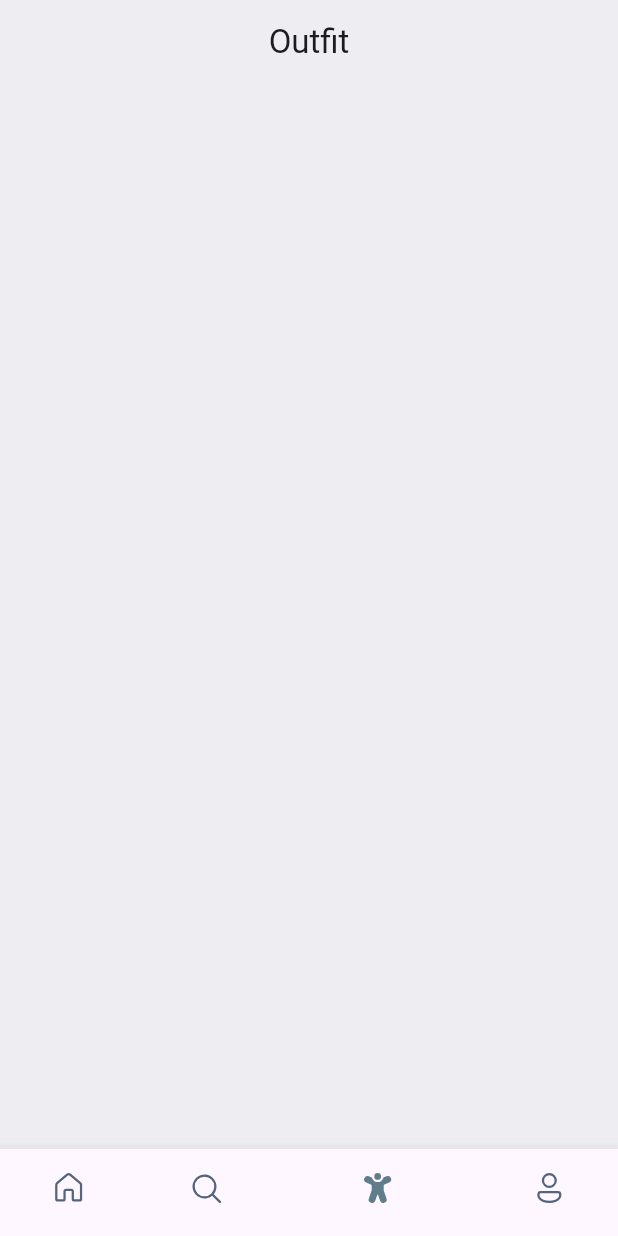
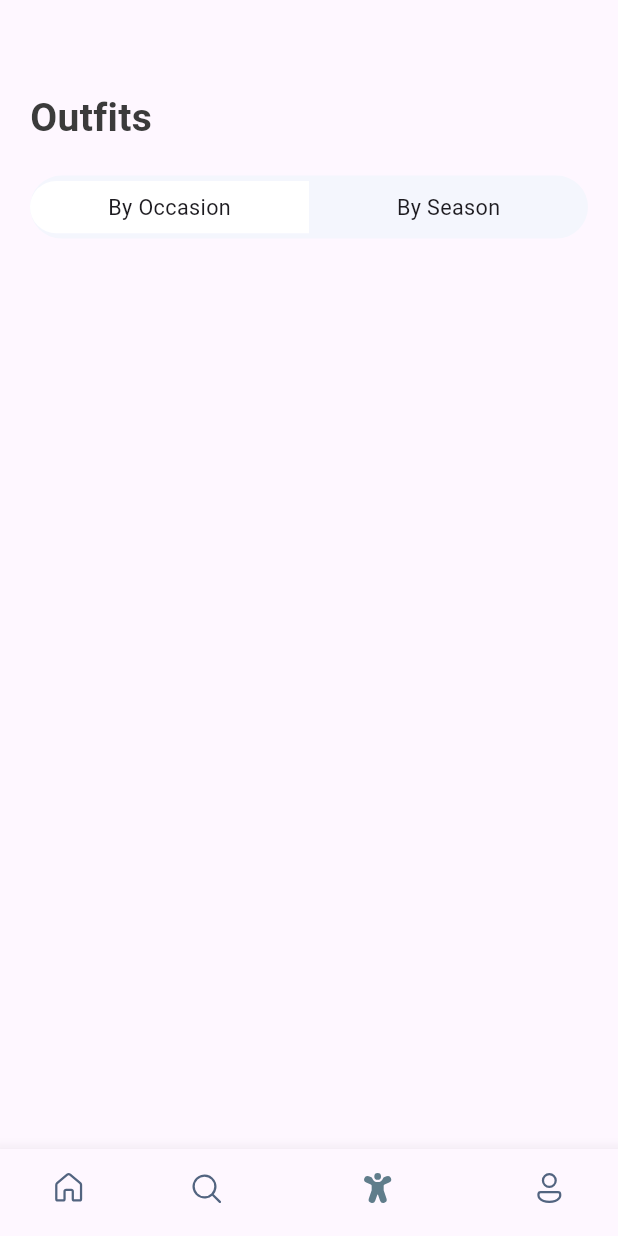
Before and after one commit to MrPeterJin/Road-to-Fullstack, a Flutter app: the screen it shows after launch, item 3 of the bottom bar chosen, on a phone screen of 412 x 824 dp. Run offline on Flutter 3.47's test engine with Material 2 defaults, Android fonts, the phone set to English and light mode, and no system bars; our stand-ins replace fluentui_system_icons, gap, get, line_icons.

Commit message:
Stage 2.6.4: Outfit Screens

```diff
--- a/lib/screens/outfit_screen.dart
+++ b/lib/screens/outfit_screen.dart
@@ -1,18 +1,32 @@
 import 'package:flutter/material.dart';
+import 'package:gap/gap.dart';
+import 'package:my_outfits/utils/app_layout.dart';
 import 'package:my_outfits/utils/app_style.dart';
+import 'package:my_outfits/widgets/outfit_tabs.dart';
 
 class OutfitScreen extends StatelessWidget {
   const OutfitScreen({super.key});
 
   @override
   Widget build(BuildContext context) {
+    final size = AppLayout.getSize(context);
     return Scaffold(
-      backgroundColor: Styles.bgColor,
-      appBar: AppBar(
-        title: Center(child: Text('Outfit')),
-        backgroundColor: Styles.bgColor,
-        elevation: 0,
-      ),
+      body: Stack(children: [
+        ListView(
+          padding: EdgeInsets.symmetric(
+              horizontal: AppLayout.getHeight(20),
+              vertical: AppLayout.getHeight(20)),
+          children: [
+            Gap(AppLayout.getHeight(40)),
+            Text(
+              "Outfits",
+              style: Styles.headLineStyle,
+            ),
+            Gap(AppLayout.getHeight(20)),
+            const AddOutfitTabs(firstTab: "By Occasion", secondTab: "By Season")
+          ],
+        ),
+      ]),
     );
   }
 }
--- a/lib/widgets/outfit_tabs.dart
+++ b/lib/widgets/outfit_tabs.dart
@@ -5,7 +5,8 @@ import '../utils/app_layout.dart';
 class AddOutfitTabs extends StatelessWidget {
   final String firstTab;
   final String secondTab;
-  const AddOutfitTabs({Key? key, required this.firstTab, this.secondTab})
+  const AddOutfitTabs(
+      {Key? key, required this.firstTab, required this.secondTab})
       : super(key: key);
 
   @override
@@ -32,7 +33,9 @@ class AddOutfitTabs extends StatelessWidget {
                     left: Radius.circular(AppLayout.getHeight(50))),
                 color: Colors.white,
               ),
-              child: const Center(child: Text(firstTab)),
+              child: Center(
+                child: Text(firstTab),
+              ),
             ),
             Container(
               width: size.width * 0.44,
@@ -44,7 +47,7 @@ class AddOutfitTabs extends StatelessWidget {
                     right: Radius.circular(AppLayout.getHeight(50))),
                 color: Colors.transparent,
               ),
-              child: const Center(child: Text(secondTab)),
+              child: Center(child: Text(secondTab)),
             ),
           ])),
     );
```
